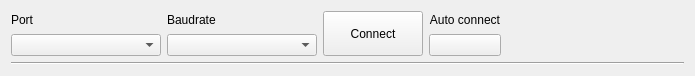
Old version of the form ui_connect.ui in the repository korken89/kfly_gui.
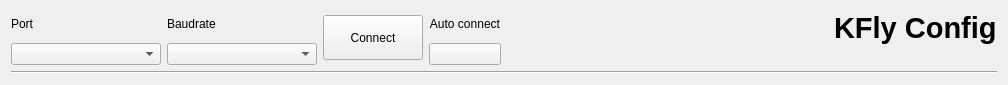
New version of the form. Custom widgets are drawn as their Qt base class.

Commit message: Added KFly Config label

```diff
--- a/ui_connect.ui
+++ b/ui_connect.ui
@@ -6,10 +6,16 @@
    <rect>
     <x>0</x>
     <y>0</y>
-    <width>695</width>
-    <height>70</height>
+    <width>1008</width>
+    <height>85</height>
    </rect>
   </property>
+  <property name="maximumSize">
+   <size>
+    <width>16777215</width>
+    <height>85</height>
+   </size>
+  </property>
   <property name="windowTitle">
    <string>Form</string>
   </property>
@@ -112,6 +118,31 @@
        </property>
       </spacer>
      </item>
+     <item>
+      <widget class="QLabel" name="label_4">
+       <property name="font">
+        <font>
+         <pointsize>22</pointsize>
+         <weight>75</weight>
+         <bold>true</bold>
+         <underline>false</underline>
+         <stylestrategy>PreferAntialias</stylestrategy>
+        </font>
+       </property>
+       <property name="text">
+        <string>KFly Config</string>
+       </property>
+       <property name="alignment">
+        <set>Qt::AlignLeading|Qt::AlignLeft|Qt::AlignTop</set>
+       </property>
+       <property name="margin">
+        <number>0</number>
+       </property>
+       <property name="indent">
+        <number>-1</number>
+       </property>
+      </widget>
+     </item>
     </layout>
    </item>
    <item>
```
